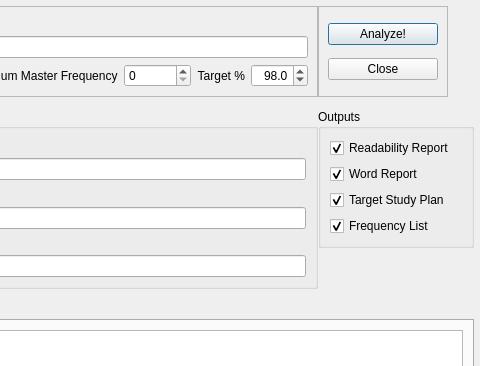
First picture: the form in morph/readability.ui, repository kaegi/MorphMan, before the edit; both pictures show x 418 to 898 and y 0 to 366 of the 898 by 781 pixel window.
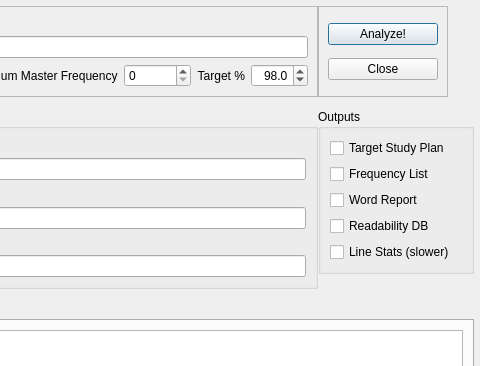
Second picture: the form after the edit. Custom widgets are drawn as their Qt base class.

Commit message:
Readability analyzer enhancements
 - Added % Young and % Mature stats.
 - Added Readability DB output.  This database can be saved, and used in
   place of re-parsing the textual input, yielding significant speedups.
 - General speed-ups.
 - More options added in the UI, which get persisted when the anlyzer
   is re-loaded.
 - Enabled sorting of the tables.

```diff
--- a/morph/readability.ui
+++ b/morph/readability.ui
@@ -339,33 +339,13 @@
         <string>Outputs</string>
        </property>
        <layout class="QVBoxLayout" name="verticalLayout_5">
-        <item>
-         <widget class="QCheckBox" name="readabilityReportCheckBox">
-          <property name="text">
-           <string>Readability Report</string>
-          </property>
-          <property name="checked">
-           <bool>true</bool>
-          </property>
-         </widget>
-        </item>
-        <item>
-         <widget class="QCheckBox" name="wordReportCheckBox">
-          <property name="text">
-           <string>Word Report</string>
-          </property>
-          <property name="checked">
-           <bool>true</bool>
-          </property>
-         </widget>
-        </item>
         <item>
          <widget class="QCheckBox" name="studyPlanCheckBox">
           <property name="text">
            <string>Target Study Plan</string>
           </property>
           <property name="checked">
-           <bool>true</bool>
+           <bool>false</bool>
           </property>
          </widget>
         </item>
@@ -375,7 +355,37 @@
            <string>Frequency List</string>
           </property>
           <property name="checked">
-           <bool>true</bool>
+           <bool>false</bool>
+          </property>
+         </widget>
+        </item>
+        <item>
+         <widget class="QCheckBox" name="wordReportCheckBox">
+          <property name="text">
+           <string>Word Report</string>
+          </property>
+          <property name="checked">
+           <bool>false</bool>
+          </property>
+         </widget>
+        </item>
+        <item>
+         <widget class="QCheckBox" name="readabilityDBCheckBox">
+          <property name="text">
+           <string>Readability DB</string>
+          </property>
+          <property name="checked">
+           <bool>false</bool>
+          </property>
+         </widget>
+        </item>
+        <item>
+         <widget class="QCheckBox" name="processLinesCheckBox">
+          <property name="text">
+           <string>Line Stats (slower)</string>
+          </property>
+          <property name="checked">
+           <bool>false</bool>
           </property>
          </widget>
         </item>
```
The commit also changes 3 other files.
